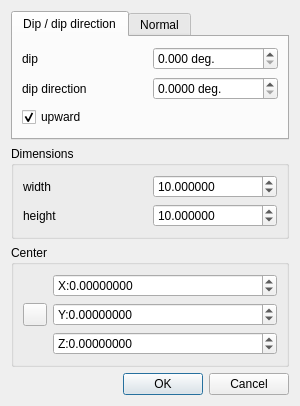
CloudCompare/CloudCompare, file qCC/ui_templates/planeEditDlg.ui: the form before one commit.
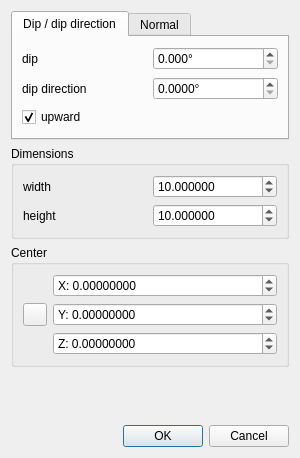
The form after the commit. Icons and pictures are not drawn.

```diff
--- a/qCC/ui_templates/planeEditDlg.ui
+++ b/qCC/ui_templates/planeEditDlg.ui
@@ -7,7 +7,7 @@
     <x>0</x>
     <y>0</y>
     <width>300</width>
-    <height>380</height>
+    <height>458</height>
    </rect>
   </property>
   <property name="windowTitle">
@@ -34,7 +34,7 @@
        <item row="0" column="1">
         <widget class="QDoubleSpinBox" name="dipDoubleSpinBox">
          <property name="suffix">
-          <string> deg.</string>
+          <string notr="true">°</string>
          </property>
          <property name="decimals">
           <number>3</number>
@@ -57,7 +57,7 @@
        <item row="1" column="1">
         <widget class="QDoubleSpinBox" name="dipDirDoubleSpinBox">
          <property name="suffix">
-          <string> deg.</string>
+          <string notr="true">°</string>
          </property>
          <property name="decimals">
           <number>4</number>
@@ -218,7 +218,7 @@
       <item row="0" column="1">
        <widget class="QDoubleSpinBox" name="cxAxisDoubleSpinBox">
         <property name="prefix">
-         <string>X:</string>
+         <string notr="true">X: </string>
         </property>
         <property name="decimals">
          <number>8</number>
@@ -248,7 +248,7 @@
       <item row="1" column="1">
        <widget class="QDoubleSpinBox" name="cyAxisDoubleSpinBox">
         <property name="prefix">
-         <string>Y:</string>
+         <string notr="true">Y: </string>
         </property>
         <property name="decimals">
          <number>8</number>
@@ -264,7 +264,7 @@
       <item row="2" column="1">
        <widget class="QDoubleSpinBox" name="czAxisDoubleSpinBox">
         <property name="prefix">
-         <string>Z:</string>
+         <string notr="true">Z: </string>
         </property>
         <property name="decimals">
          <number>8</number>
```
Left out of the diff: 6 changed lines with no effect on the pictures.
